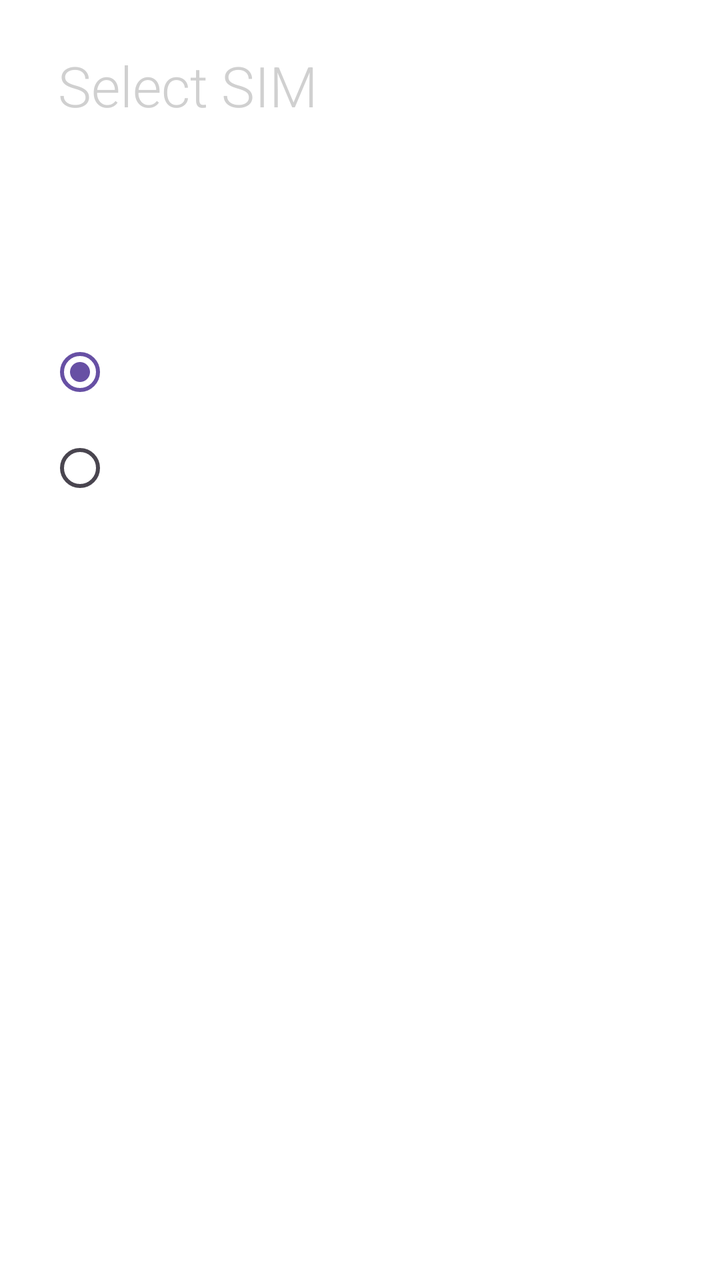
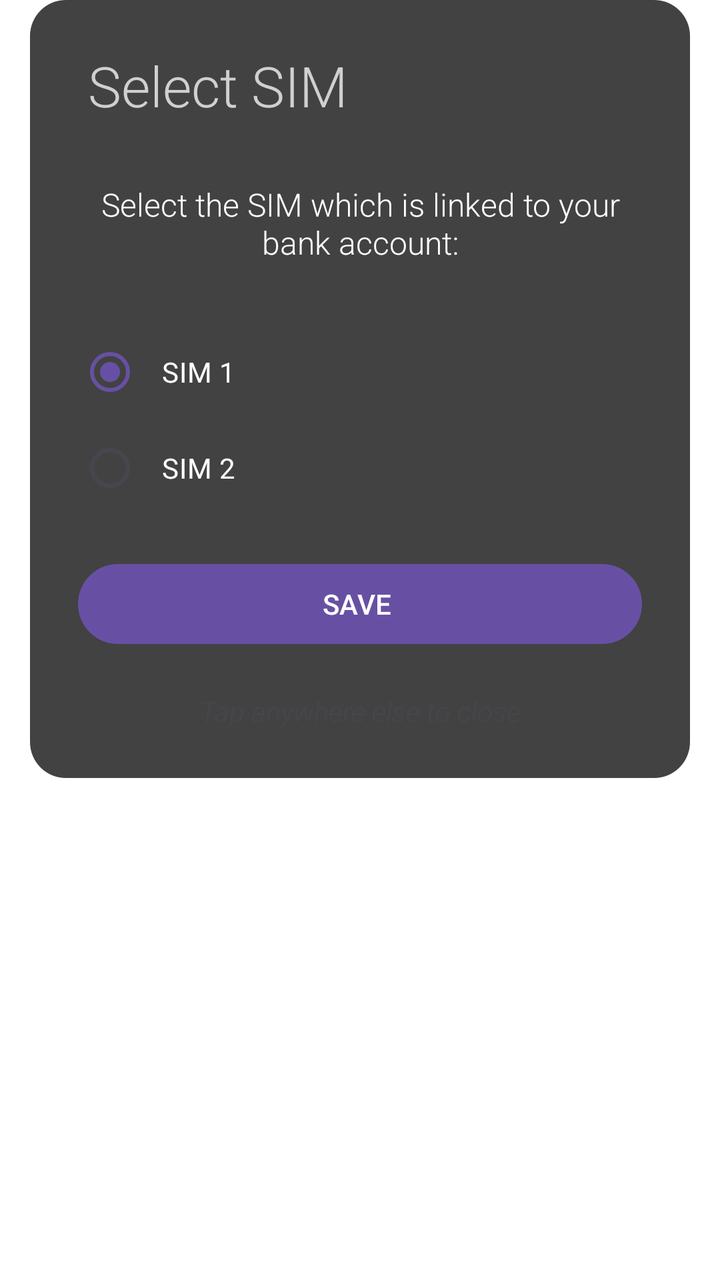

Compare the two renders of this Android layout. The source of the first and the diff that turns it into the second are given below.
<!-- AndroidManifest.xml: application theme Theme.Transparent -->
<!-- res/layout/sim_selector.xml -->
<?xml version="1.0" encoding="utf-8"?>
<LinearLayout xmlns:android="http://schemas.android.com/apk/res/android"
    android:layout_width="match_parent"
    android:layout_height="wrap_content"
    android:orientation="vertical"
    android:padding="24dp">

    <TextView
        android:id="@+id/text3"
        android:layout_width="match_parent"
        android:layout_height="wrap_content"
        android:layout_gravity="center_horizontal"
        android:fontFamily="sans-serif-light"
        android:paddingLeft="5dp"
        android:text="Select SIM"
        android:textAlignment="textStart"
        android:textColor="@color/grey"
        android:textSize="28sp" />

    <Space
        android:layout_width="match_parent"
        android:layout_height="20dp" />

    <TextView
        android:id="@+id/text4"
        android:layout_width="match_parent"
        android:layout_height="wrap_content"
        android:layout_gravity="center_horizontal"
        android:fontFamily="sans-serif-light"
        android:padding="10dp"
        android:text="Select the SIM which is linked to your bank account:"
        android:textAlignment="center"
        android:textColor="@color/white"
        android:textSize="16sp" />

    <Space
        android:layout_width="match_parent"
        android:layout_height="20dp" />


    <RadioGroup
        android:layout_width="match_parent"
        android:layout_height="match_parent">
        <RadioButton
            android:id="@+id/sim_1_radio"
            android:layout_width="match_parent"
            android:layout_height="wrap_content"
            android:checked="true"
            android:padding="10dp"
            android:text="SIM 1"
            android:textAlignment="textStart"
            android:textColor="@color/white"
            android:textColorLink="@color/grey" />

        <RadioButton
            android:id="@+id/sim_2_radio"
            android:layout_width="match_parent"
            android:layout_height="wrap_content"
            android:padding="10dp"
            android:text="SIM 2"
            android:textColor="@color/white"
            android:textColorLink="@color/grey" />
    </RadioGroup>>

    <Space
        android:layout_width="match_parent"
        android:layout_height="20dp" />

    <Button
        android:id="@+id/sim_selector_button"
        android:layout_width="match_parent"
        android:layout_height="wrap_content"
        android:text="SAVE " />

    <Space
        android:layout_width="match_parent"
        android:layout_height="20dp" />

    <TextView
        android:id="@+id/textView4"
        android:layout_width="match_parent"
        android:layout_height="wrap_content"
        android:fontFamily="sans-serif-light"
        android:text="Tap anywhere else to close"
        android:textAlignment="center"
        android:textStyle="italic" />


</LinearLayout>
<!-- resources referenced by this layout -->
<resources>
  <color name="grey">#D0D0D0</color>
  <color name="white">#FFFFFFFF</color>
  <style name="Theme.Transparent" parent="Theme.Material3.DayNight.NoActionBar">
          <item name="android:windowIsTranslucent">true</item>
          <item name="android:windowBackground">@android:color/transparent</item>
          <item name="android:windowContentOverlay">@null</item>
          <item name="android:windowNoTitle">true</item>
          <item name="android:windowIsFloating">false</item>
          <item name="android:backgroundDimEnabled">false</item>
      </style>
</resources>

<!-- the commit's change to res/layout/sim_selector.xml (unified diff, before → after) -->
@@ -1,9 +1,16 @@
 <?xml version="1.0" encoding="utf-8"?>
-<LinearLayout xmlns:android="http://schemas.android.com/apk/res/android"
+<FrameLayout xmlns:android="http://schemas.android.com/apk/res/android"
     android:layout_width="match_parent"
-    android:layout_height="wrap_content"
-    android:orientation="vertical"
-    android:padding="24dp">
+    android:layout_height="match_parent"
+    xmlns:app="http://schemas.android.com/apk/res-auto"
+    android:background="@color/transparent">
+    <LinearLayout
+        android:layout_width="match_parent"
+        android:layout_height="wrap_content"
+        android:layout_marginHorizontal="15dp"
+        android:background="@drawable/rounded_corners_window"
+        android:orientation="vertical"
+        android:padding="24dp">
 
     <TextView
         android:id="@+id/text3"
@@ -41,6 +48,7 @@
     <RadioGroup
         android:layout_width="match_parent"
         android:layout_height="match_parent">
+
         <RadioButton
             android:id="@+id/sim_1_radio"
             android:layout_width="match_parent"
@@ -50,7 +58,8 @@
             android:text="SIM 1"
             android:textAlignment="textStart"
             android:textColor="@color/white"
-            android:textColorLink="@color/grey" />
+            android:textColorLink="@color/grey"
+            app:useMaterialThemeColors="true" />
 
         <RadioButton
             android:id="@+id/sim_2_radio"
@@ -59,7 +68,8 @@
             android:padding="10dp"
             android:text="SIM 2"
             android:textColor="@color/white"
-            android:textColorLink="@color/grey" />
+            android:textColorLink="@color/grey"
+            app:useMaterialThemeColors="true" />
     </RadioGroup>>
 
     <Space
@@ -87,3 +97,4 @@
 
 
 </LinearLayout>
+</FrameLayout>
<!-- resource entries referenced after the edit -->
@@ -1,7 +1,14 @@
 <!-- resources referenced by this layout -->
 <resources>
   <color name="grey">#D0D0D0</color>
+  <color name="transparent">#00000000</color>
   <color name="white">#FFFFFFFF</color>
+  <!-- drawable rounded_corners_window (drawable) -->
+  <?xml version="1.0" encoding="utf-8"?>
+  <shape xmlns:android="http://schemas.android.com/apk/res/android">
+      <solid android:color="@color/background_grey"/>
+      <corners android:radius="18dp" />
+  </shape>
   <style name="Theme.Transparent" parent="Theme.Material3.DayNight.NoActionBar">
           <item name="android:windowIsTranslucent">true</item>
           <item name="android:windowBackground">@android:color/transparent</item>
@@ -10,5 +17,6 @@
           <item name="android:windowIsFloating">false</item>
           <item name="android:backgroundDimEnabled">false</item>
       </style>
+  <color name="background_grey">#424242</color>
 </resources>
 
